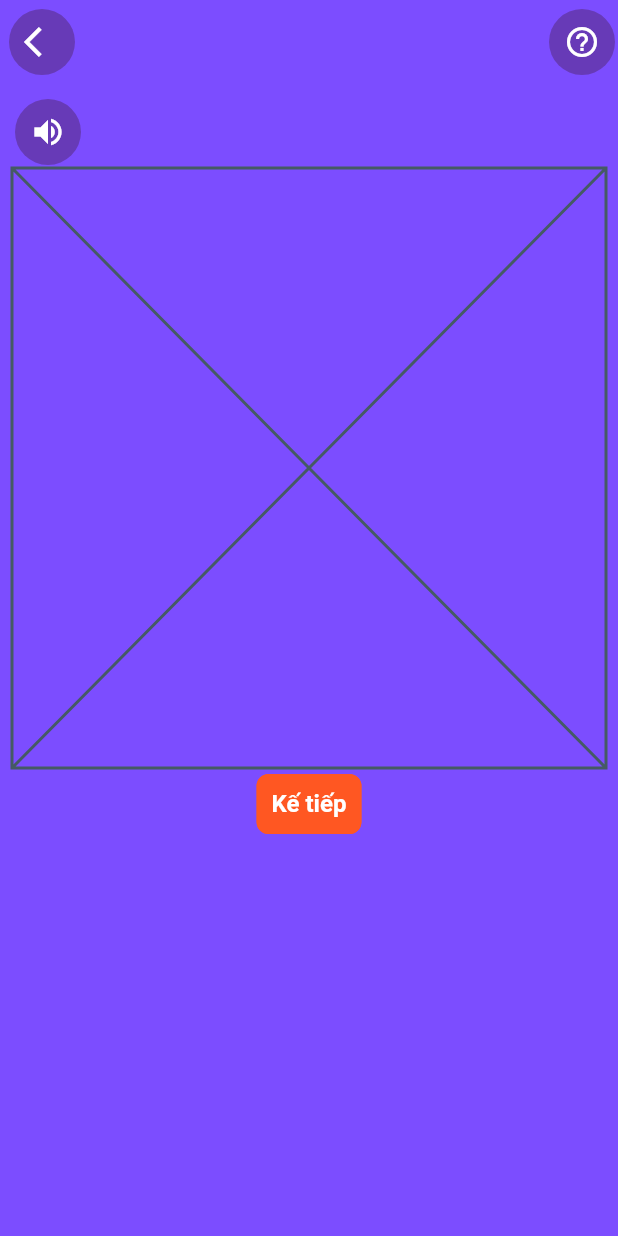
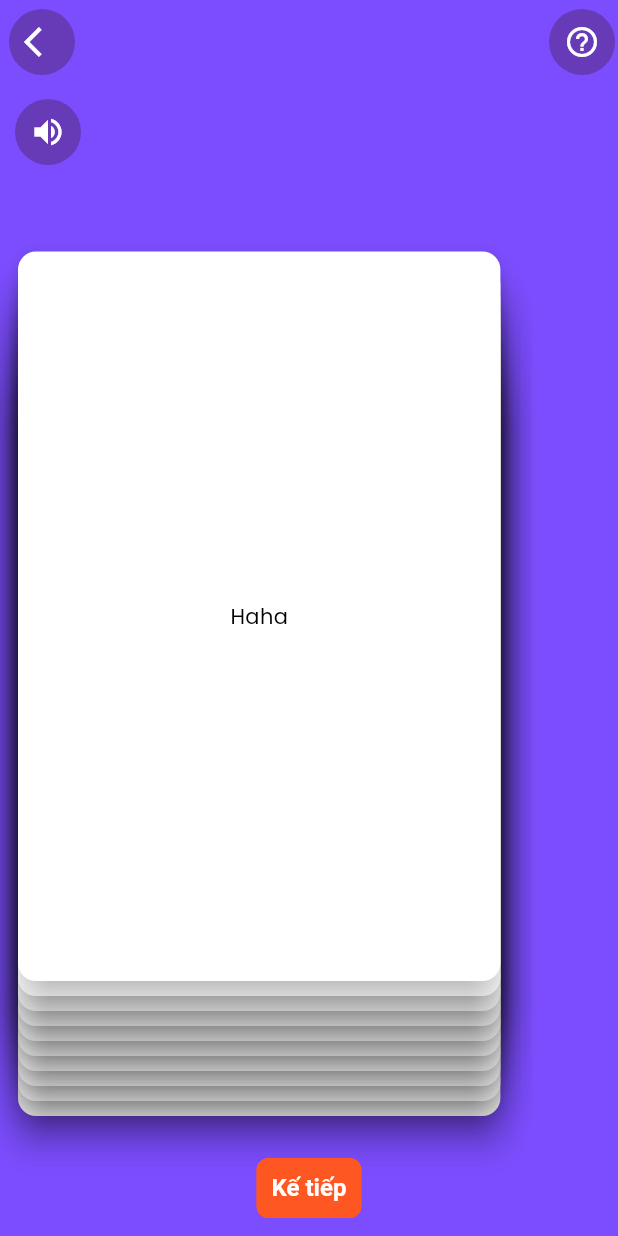
Before and after one commit to SuDiCodeDao/drinking_game, a Flutter app: the screen it shows after launch, after a tap on "CHƠI NGAY", on a phone screen of 412 x 824 dp. Run offline on Flutter 3.47's test engine with Material 3 defaults, Android fonts, the light colour scheme and no system bars; our stand-ins replace bloc, equatable, flutter_bloc, get_it, go_router, sqflite; accounts and stored records are empty.

Commit message:
designing ui gameplay screen ..

```diff
--- a/lib/features/game_play/ui/screens/game_play_screen.dart
+++ b/lib/features/game_play/ui/screens/game_play_screen.dart
@@ -29,12 +29,24 @@ class GamePlayScreen extends StatelessWidget {
           child: Padding(
             padding: const EdgeInsets.all(8.0),
             child: Column(
+              mainAxisAlignment: MainAxisAlignment.center,
+              crossAxisAlignment: CrossAxisAlignment.center,
               children: [
                 Align(
                     alignment: Alignment.centerLeft,
                     child: IconButton(
                         onPressed: () {}, icon: const Icon(Icons.volume_up))),
-                const CardItem(),
+                Expanded(
+                  child: Stack(
+                      children: List.generate(
+                          10,
+                          (index) => Positioned(
+                              bottom: index * 10.0,
+                              child: const CardItem(
+                                name: 'Haha',
+                              )))),
+                ),
+                const SizedBox(height: 20.0),
                 ElevatedButton(onPressed: () {}, child: const Text('Kế tiếp'))
               ],
             ),
--- a/lib/features/game_play/ui/widgets/card_item.dart
+++ b/lib/features/game_play/ui/widgets/card_item.dart
@@ -1,10 +1,19 @@
 import 'package:flutter/material.dart';
 
 class CardItem extends StatelessWidget {
-  const CardItem({super.key});
+  const CardItem({super.key, required this.name});
+
+  final String name;
 
   @override
   Widget build(BuildContext context) {
-    return const Placeholder();
+    return SizedBox(
+      height: MediaQuery.of(context).size.height * 0.6,
+      width: MediaQuery.of(context).size.width * 0.8,
+      child: Card(
+          child: Center(
+        child: Text(name),
+      )),
+    );
   }
 }
```
